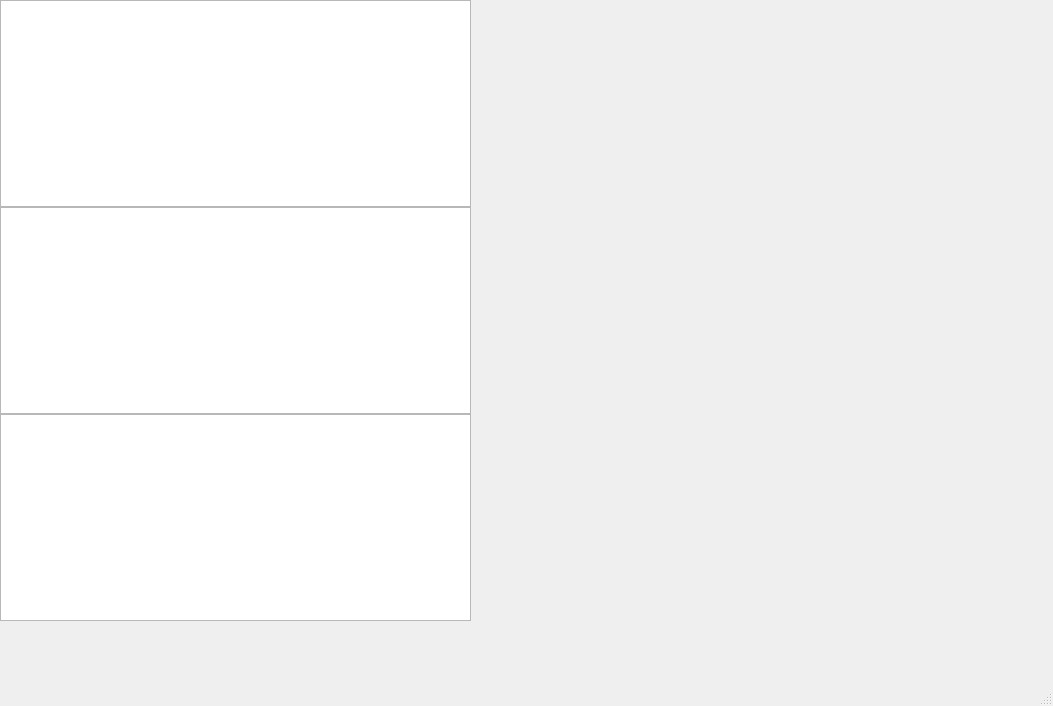
The window that mainwindow.ui (vase444ka/FooBar) describes before a commit, drawn with Qt 5.
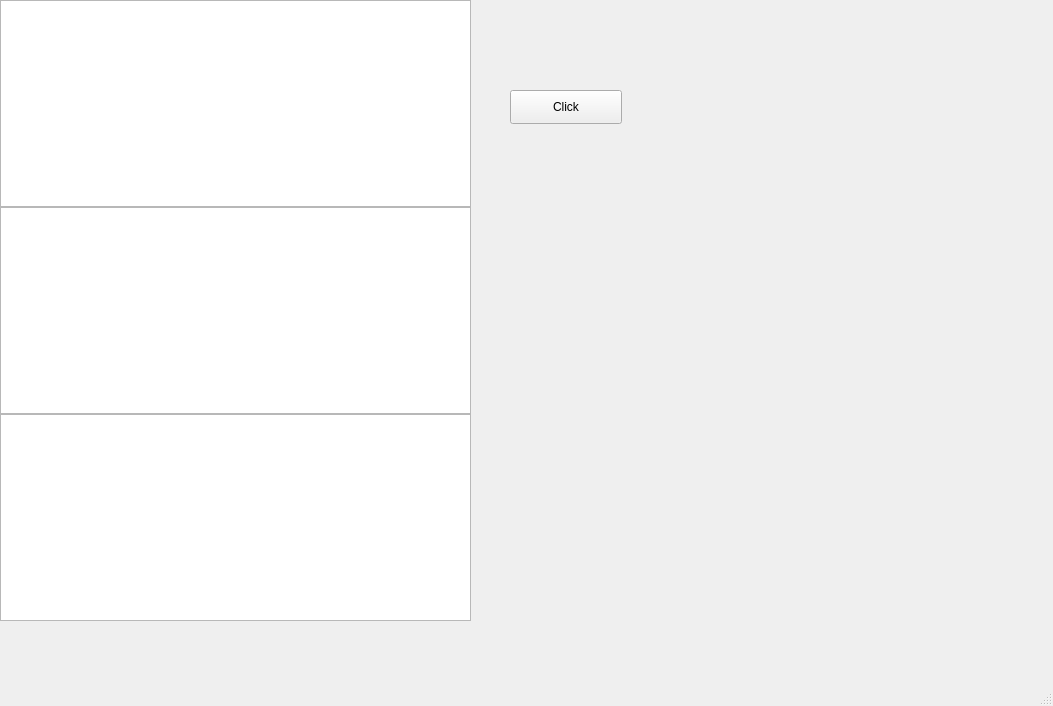
The same window after the commit.

Commit message: one button animation. not tested

Diff of the .ui file:
```diff
--- a/mainwindow.ui
+++ b/mainwindow.ui
@@ -30,17 +30,30 @@
      <property name="sizeConstraint">
       <enum>QLayout::SetMinimumSize</enum>
      </property>
-     <item>
-      <widget class="QGraphicsView" name="player2View"/>
-     </item>
-     <item>
-      <widget class="QGraphicsView" name="fieldView"/>
-     </item>
      <item>
       <widget class="QGraphicsView" name="player1View"/>
      </item>
+     <item>
+      <widget class="QGraphicsView" name="fieldView"/>
+     </item>
+     <item>
+      <widget class="QGraphicsView" name="player2View"/>
+     </item>
     </layout>
    </widget>
+   <widget class="QPushButton" name="turnButton">
+    <property name="geometry">
+     <rect>
+      <x>510</x>
+      <y>90</y>
+      <width>112</width>
+      <height>34</height>
+     </rect>
+    </property>
+    <property name="text">
+     <string>Click</string>
+    </property>
+   </widget>
   </widget>
   <widget class="QMenuBar" name="menubar">
    <property name="geometry">
```
The commit also changes 6 other files.
